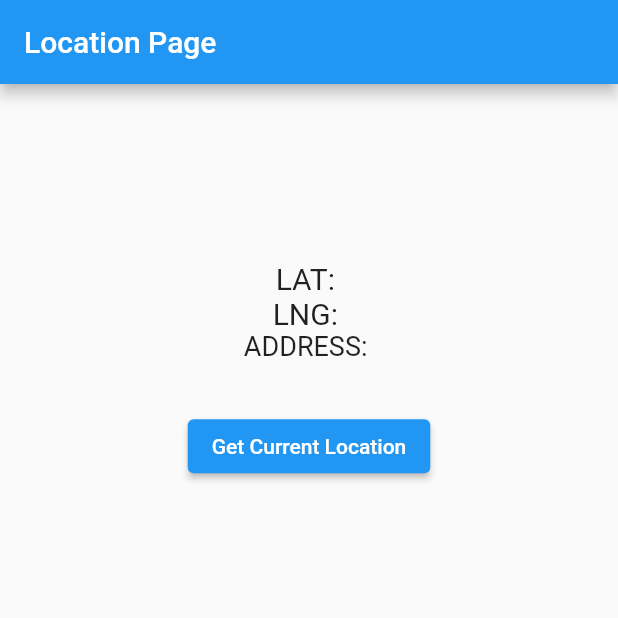
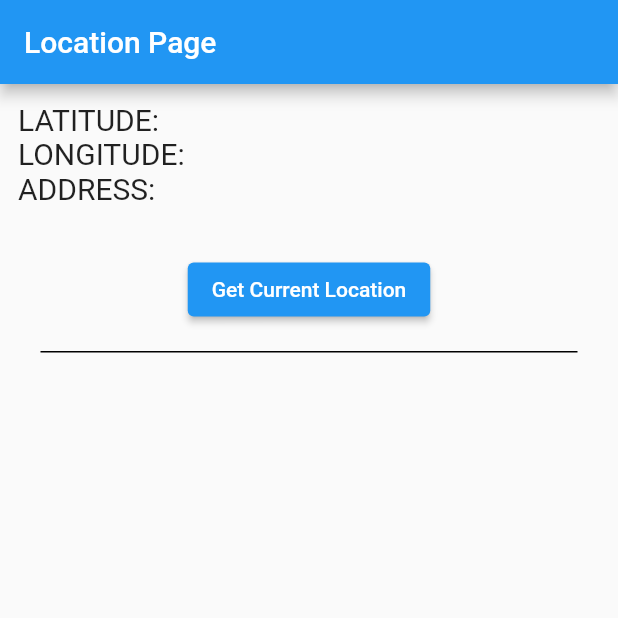
Before and after one commit to MDENDAN/Simple-Weather-App, a Flutter app: the screen it shows after launch, on a phone screen of 412 x 824 dp, the top half of it. Run offline on Flutter 3.47's test engine with Material 2 defaults, Android fonts, the phone set to English and light mode, and no system bars; our stand-ins replace geocoding, geolocator.

Commit message:
Weather app

```diff
--- a/weather/lib/location.dart
+++ b/weather/lib/location.dart
@@ -85,35 +85,47 @@ class _LocationPageState extends State<LocationPage> {
     return Scaffold(
       appBar: AppBar(title: const Text("Location Page")),
       body: SafeArea(
-        child: Column(
-          children: [
-            Expanded(
+        child: SingleChildScrollView(
+          child: Padding(
+            padding: const EdgeInsets.all(12.0),
             child: Column(
               mainAxisAlignment: MainAxisAlignment.center,
-                crossAxisAlignment: CrossAxisAlignment.center,
+              crossAxisAlignment: CrossAxisAlignment.start,
               children: [
                 Text(
-                    'LAT: ${_currentPosition?.latitude ?? ""}',
+                  'LATITUDE: ${_currentPosition?.latitude ?? ""}',
                   style: TextStyle(fontSize: 20),
                 ),
                 Text(
-                    'LNG: ${_currentPosition?.longitude ?? ""}',
+                  'LONGITUDE: ${_currentPosition?.longitude ?? ""}',
                   style: TextStyle(fontSize: 20),
                 ),
                 Text(
                   'ADDRESS: ${_currentAddress ?? ""}',
-                    style: TextStyle(fontSize: 18),
+                  style: TextStyle(fontSize: 20),
                 ),
                 const SizedBox(height: 32),
-                  ElevatedButton(
+                Center(
+                  child: ElevatedButton(
                     onPressed: _getCurrentPosition,
                     child: const Text("Get Current Location"),
-                  )
-                ],
                   ),
                 ),
-            Expanded(
-                child: Center(
+                SizedBox(
+                  height: 15,
+                ),
+                Divider(
+                  color: Colors.black, //color of divider
+                  height: 5, //height spacing of divider
+                  thickness: 1, //thickness of divier line
+                  indent: 15, //spacing at the start of divider
+                  endIndent: 15, //spacing at the end of divider
+                ),
+                SizedBox(
+                  height: 15,
+                ),
+                Center(
+                  child: SingleChildScrollView(
                     child: Column(
                       crossAxisAlignment: CrossAxisAlignment.center,
                       children: [
@@ -133,8 +145,11 @@ class _LocationPageState extends State<LocationPage> {
                         isWeatherClick ? weather() : Container()
                       ],
                     ),
-            ))
+                  ),
+                )
               ],
+            ),
+          ),
         ),
       ),
     );
@@ -183,6 +198,7 @@ class _weatherState extends State<weather> {
           )
         : Column(
             mainAxisAlignment: MainAxisAlignment.start,
+            crossAxisAlignment: CrossAxisAlignment.start,
             children: [
               Text(
                 "Weather Details",
```
Also changed, not shown: weather/lib/main.dart (+0 -9 lines). Lines whose indentation alone changed are shown as unchanged.
